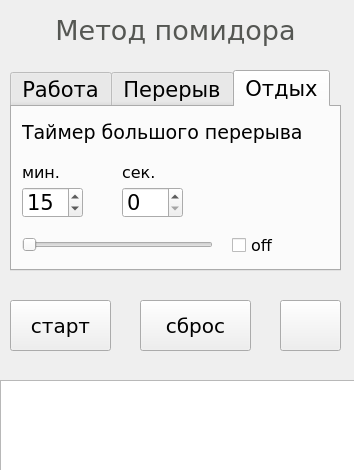
The window that ui/mainform.ui (newformat/gui_tomato) describes before a commit, drawn with Qt 5.
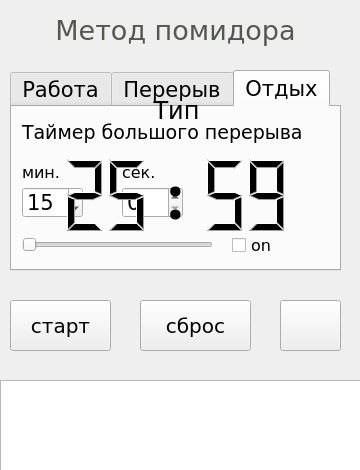
The same window after the commit. The open tabs and pages were chosen to show the change. Icons and pictures are not drawn.

```diff
--- a/ui/mainform.ui
+++ b/ui/mainform.ui
@@ -6,7 +6,7 @@
    <rect>
     <x>0</x>
     <y>0</y>
-    <width>354</width>
+    <width>360</width>
     <height>470</height>
    </rect>
   </property>
@@ -18,6 +18,9 @@
     <normaloff>../pic/ico.png</normaloff>../pic/ico.png</iconset>
   </property>
   <widget class="QTabWidget" name="TabMenuIntervals">
+   <property name="enabled">
+    <bool>true</bool>
+   </property>
    <property name="geometry">
     <rect>
      <x>10</x>
@@ -336,6 +339,9 @@
        <height>31</height>
       </rect>
      </property>
+     <property name="maximum">
+      <number>60</number>
+     </property>
     </widget>
     <widget class="QCheckBox" name="checkBox_BigBreakOff">
      <property name="geometry">
@@ -353,7 +359,7 @@
       </font>
      </property>
      <property name="text">
-      <string>off</string>
+      <string>on</string>
      </property>
     </widget>
     <widget class="QLabel" name="label_10">
@@ -384,6 +390,9 @@
        <height>31</height>
       </rect>
      </property>
+     <property name="maximum">
+      <number>999</number>
+     </property>
      <property name="value">
       <number>15</number>
      </property>
@@ -533,6 +542,130 @@
     <bool>true</bool>
    </property>
   </widget>
+  <widget class="QLCDNumber" name="lcdNumber_Minute">
+   <property name="enabled">
+    <bool>true</bool>
+   </property>
+   <property name="geometry">
+    <rect>
+     <x>60</x>
+     <y>140</y>
+     <width>91</width>
+     <height>111</height>
+    </rect>
+   </property>
+   <property name="frameShape">
+    <enum>QFrame::NoFrame</enum>
+   </property>
+   <property name="frameShadow">
+    <enum>QFrame::Raised</enum>
+   </property>
+   <property name="lineWidth">
+    <number>1</number>
+   </property>
+   <property name="digitCount">
+    <number>2</number>
+   </property>
+   <property name="intValue" stdset="0">
+    <number>25</number>
+   </property>
+  </widget>
+  <widget class="QLabel" name="label_TypeInterval">
+   <property name="enabled">
+    <bool>true</bool>
+   </property>
+   <property name="geometry">
+    <rect>
+     <x>71</x>
+     <y>90</y>
+     <width>211</width>
+     <height>41</height>
+    </rect>
+   </property>
+   <property name="font">
+    <font>
+     <family>DejaVu Sans</family>
+     <pointsize>18</pointsize>
+    </font>
+   </property>
+   <property name="frameShape">
+    <enum>QFrame::NoFrame</enum>
+   </property>
+   <property name="text">
+    <string>Тип</string>
+   </property>
+   <property name="textFormat">
+    <enum>Qt::AutoText</enum>
+   </property>
+   <property name="alignment">
+    <set>Qt::AlignCenter</set>
+   </property>
+  </widget>
+  <widget class="QLCDNumber" name="lcdNumber_Second">
+   <property name="enabled">
+    <bool>true</bool>
+   </property>
+   <property name="geometry">
+    <rect>
+     <x>200</x>
+     <y>140</y>
+     <width>91</width>
+     <height>111</height>
+    </rect>
+   </property>
+   <property name="frameShape">
+    <enum>QFrame::NoFrame</enum>
+   </property>
+   <property name="frameShadow">
+    <enum>QFrame::Raised</enum>
+   </property>
+   <property name="smallDecimalPoint">
+    <bool>false</bool>
+   </property>
+   <property name="digitCount">
+    <number>2</number>
+   </property>
+   <property name="mode">
+    <enum>QLCDNumber::Dec</enum>
+   </property>
+   <property name="segmentStyle">
+    <enum>QLCDNumber::Filled</enum>
+   </property>
+   <property name="intValue" stdset="0">
+    <number>59</number>
+   </property>
+  </widget>
+  <widget class="QLabel" name="label_dotsTime">
+   <property name="enabled">
+    <bool>true</bool>
+   </property>
+   <property name="geometry">
+    <rect>
+     <x>160</x>
+     <y>140</y>
+     <width>31</width>
+     <height>111</height>
+    </rect>
+   </property>
+   <property name="font">
+    <font>
+     <family>Free Helvetian Condensed</family>
+     <pointsize>45</pointsize>
+     <weight>75</weight>
+     <italic>false</italic>
+     <bold>true</bold>
+    </font>
+   </property>
+   <property name="frameShape">
+    <enum>QFrame::NoFrame</enum>
+   </property>
+   <property name="text">
+    <string>:</string>
+   </property>
+   <property name="alignment">
+    <set>Qt::AlignCenter</set>
+   </property>
+  </widget>
  </widget>
  <resources/>
  <connections/>
```
Left out of the diff: 37 changed lines with no effect on the pictures.
